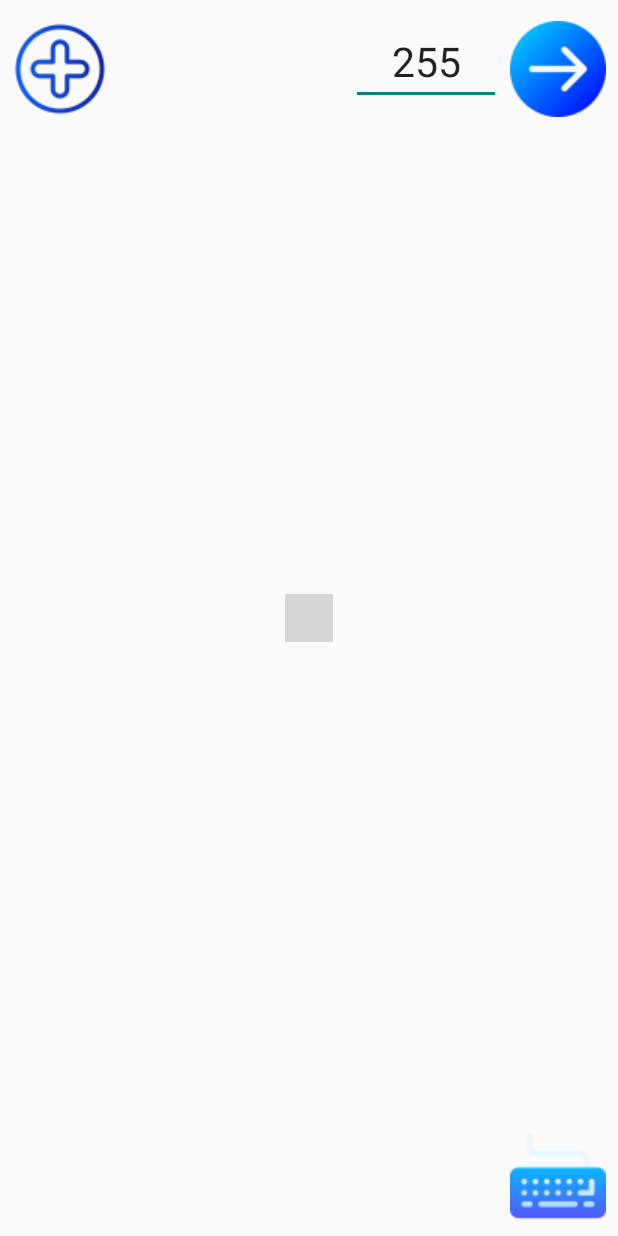
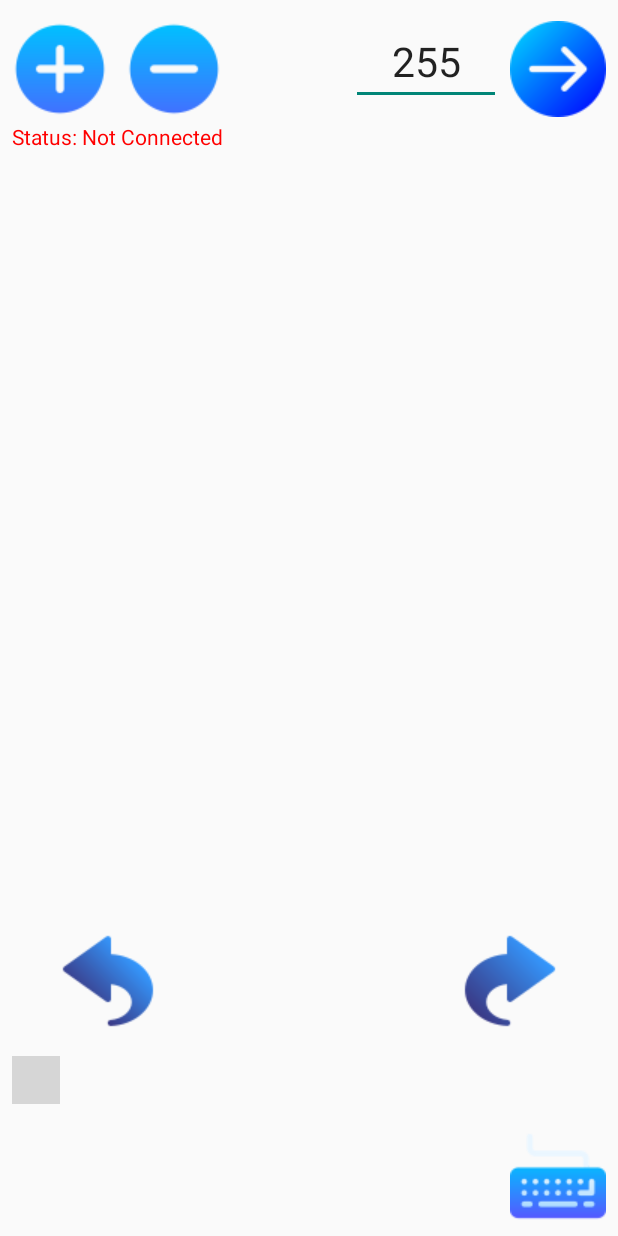
Before and after one commit to Dominik308/ArduinoCarControl, an Android app: the Joystick screen opened directly, with no data from a screen before it, on a phone screen of 412 x 824 dp. Run offline under Robolectric (Android 15) with nearby library versions, the phone set to English and light mode, and no system bars; libraries missing offline, so code that uses them is left out: io.github.controlwear.virtual; plain views replace JoystickView; 2 statements that could not run were skipped; grey boxes are pictures that could not be loaded.

Commit message:
Cleaned Projected

```diff
--- a/app/src/main/java/de/domi/arduinocarcontrol/Joystick.java
+++ b/app/src/main/java/de/domi/arduinocarcontrol/Joystick.java
@@ -1,11 +1,10 @@
 package de.domi.arduinocarcontrol;
 
 import android.Manifest;
-import android.bluetooth.BluetoothAdapter;
-import android.bluetooth.BluetoothDevice;
 import android.bluetooth.BluetoothSocket;
 import android.content.Intent;
 import android.content.pm.PackageManager;
+import android.graphics.Color;
 import android.os.Bundle;
 import android.util.Log;
 import android.widget.EditText;
@@ -18,31 +17,33 @@ import androidx.core.app.ActivityCompat;
 
 import java.io.IOException;
 import java.io.OutputStream;
-import java.util.UUID;
 
 import io.github.controlwear.virtual.joystick.android.JoystickView;
 
 public class Joystick extends AppCompatActivity {
     private BluetoothSocket socket;
     private OutputStream outputStream;
+    private TextView status;
 
     @Override
     protected void onCreate(Bundle savedInstanceState) {
         super.onCreate(savedInstanceState);
         setContentView(R.layout.activity_joystick);
 
-        UUID uuid = UUID.fromString("00001101-0000-1000-8000-00805F9B34FB");
-        BluetoothAdapter bluetoothAdapter = BluetoothAdapter.getDefaultAdapter();
-        BluetoothDevice device = bluetoothAdapter.getRemoteDevice("00:23:09:01:3A:1B");
         ImageButton connect = findViewById(R.id.connect);
+        ImageButton turnLeft = findViewById(R.id.turnLeft);
+        ImageButton turnRight = findViewById(R.id.turnRight);
         EditText speed = findViewById(R.id.speed);
         TextView angleAndPower = findViewById(R.id.angleAndPower);
-
+        status = findViewById(R.id.status);
         JoystickView joystick = findViewById(R.id.joystick);
 
         joystick.setOnMoveListener((angle, strength) -> {
             try {
                 angleAndPower.setText("Angle: " + angle + " Power: " + strength);
+                speed.setText(String.valueOf(Math.round(2.55 * strength)));
+                //setSpeed(String.valueOf(speed.getText()));
+
                 if (socket != null) {
                     if (strength == 0)
                         sendCommand(BluetoothInfo.COMMAND_STOP);
@@ -62,20 +63,31 @@ public class Joystick extends AppCompatActivity {
                         sendCommand(BluetoothInfo.COMMAND_BACKWARD);
                     else if (angle <= 337 && strength > 0)
                         sendCommand(BluetoothInfo.COMMAND_BACKWARD_RIGHT);
-                }
+                } else
+                    runOnUiThread(() -> Toast.makeText(Joystick.this, "Failed to send command!", Toast.LENGTH_LONG).show());
+
             } catch (Exception e) {
                 e.printStackTrace();
             }
-
         });
 
+        turnLeft.setOnClickListener(v -> sendCommand(BluetoothInfo.COMMAND_ROTATE_LEFT));
+        turnRight.setOnClickListener(v -> sendCommand(BluetoothInfo.COMMAND_ROTATE_RIGHT));
+
+
         ImageButton sendSpeed = findViewById(R.id.sendSpeed);
-        connect.setOnClickListener(v -> connectToDevice(device, uuid));
+        connect.setOnClickListener(v -> connectToDevice());
         sendSpeed.setOnClickListener(v -> setSpeed(String.valueOf(speed.getText()) + '\n'));
 
         // start new Intent
         ImageButton keyboard = findViewById(R.id.keyboard);
-        keyboard.setOnClickListener(v -> startActivity(new Intent(getApplicationContext(), MainActivity.class)));
+        keyboard.setOnClickListener(v -> {
+            onDestroy();
+            startActivity(new Intent(getApplicationContext(), MainActivity.class));
+        });
+
+        ImageButton disconnect = findViewById(R.id.disconnect);
+        disconnect.setOnClickListener(v -> onDestroy());
     }
 
 
@@ -96,19 +108,24 @@ public class Joystick extends AppCompatActivity {
         }
     }
 
-    void connectToDevice(BluetoothDevice device, UUID uuid) {
+    void connectToDevice() {
         new Thread(() -> {
             try {
                 if (ActivityCompat.checkSelfPermission(Joystick.this, Manifest.permission.BLUETOOTH_ADMIN) != PackageManager.PERMISSION_GRANTED) {
                     return;
                 }
-                socket = device.createRfcommSocketToServiceRecord(uuid);
+                socket = BluetoothInfo.device.createRfcommSocketToServiceRecord(BluetoothInfo.uuid);
                 socket.connect();
                 outputStream = socket.getOutputStream();
                 runOnUiThread(() -> Toast.makeText(Joystick.this, "Bluetooth successfully connected", Toast.LENGTH_LONG).show());
+                status.setText("Status: Connected");
+                status.setTextColor(Color.GREEN);
+
             } catch (IOException e) {
                 e.fillInStackTrace();
                 runOnUiThread(() -> Toast.makeText(Joystick.this, "Failed to connect to device", Toast.LENGTH_LONG).show());
+                status.setText("Status: Not Connected");
+                status.setTextColor(Color.RED);
             }
         }).start();
     }
@@ -118,18 +135,16 @@ public class Joystick extends AppCompatActivity {
             if (outputStream != null) {
                 outputStream.write(command);
                 outputStream.flush(); // Flush the output stream
-                Thread.sleep(50);
-                Toast.makeText(this, "Command sent: " + command, Toast.LENGTH_SHORT).show();
             } else {
                 Log.e("MSG", "Output stream is null");
                 runOnUiThread(() -> Toast.makeText(Joystick.this, "Failed to send command", Toast.LENGTH_LONG).show());
+                status.setText("Status: Not Connected");
+                status.setTextColor(Color.RED);
             }
         } catch (IOException e) {
             Log.e("MSG", "Failed to send command", e);
             e.fillInStackTrace();
             runOnUiThread(() -> Toast.makeText(Joystick.this, "Failed to send command", Toast.LENGTH_LONG).show());
-        } catch (InterruptedException e) {
-            throw new RuntimeException(e);
         }
     }
 
@@ -137,8 +152,12 @@ public class Joystick extends AppCompatActivity {
     protected void onDestroy() {
         super.onDestroy();
         try {
-            if (socket != null)
+            if (socket != null) {
                 socket.close();
+                status.setText("Status: Not Connected");
+                status.setTextColor(Color.RED);
+                runOnUiThread(() -> Toast.makeText(Joystick.this, "Disconnected", Toast.LENGTH_LONG).show());
+            }
         } catch (IOException e) {
             e.fillInStackTrace();
         }
--- a/app/src/main/res/layout/activity_joystick.xml
+++ b/app/src/main/res/layout/activity_joystick.xml
@@ -6,6 +6,7 @@
     android:layout_margin="8dp">
 
     <LinearLayout
+        android:id="@+id/connection"
         android:layout_width="wrap_content"
         android:layout_height="wrap_content"
         android:layout_alignParentTop="true"
@@ -15,9 +16,19 @@
             android:id="@+id/connect"
             android:layout_width="wrap_content"
             android:layout_height="wrap_content"
+            android:layout_marginEnd="6dp"
             android:background="@null"
             android:importantForAccessibility="no"
-            android:src="@drawable/add" />
+            android:src="@drawable/plus" />
+
+        <ImageButton
+            android:id="@+id/disconnect"
+            android:layout_width="wrap_content"
+            android:layout_height="wrap_content"
+            android:layout_marginStart="6dp"
+            android:background="@null"
+            android:importantForAccessibility="no"
+            android:src="@drawable/minus" />
 
         <RelativeLayout
             android:layout_width="wrap_content"
@@ -32,42 +43,72 @@
                 android:layout_marginEnd="6dp"
                 android:layout_marginBottom="6dp"
                 android:layout_toStartOf="@id/sendSpeed"
-                android:hint="Speed"
-                android:text="255"
+                android:hint="@string/speed"
+                android:inputType="numberDecimal"
                 android:maxLines="1"
+                android:text="@string/_255"
                 android:textAlignment="center"
-                android:inputType="numberDecimal"
                 android:textSize="27sp" />
 
             <ImageButton
                 android:id="@+id/sendSpeed"
                 android:layout_width="wrap_content"
                 android:layout_height="wrap_content"
+                android:layout_alignParentEnd="true"
                 android:layout_centerHorizontal="true"
                 android:background="@null"
-                android:layout_alignParentEnd="true"
                 android:importantForAccessibility="no"
                 android:src="@drawable/right_arrow" />
 
         </RelativeLayout>
+    </LinearLayout>
 
-
-    </LinearLayout>
+    <TextView
+        android:id="@+id/status"
+        android:layout_width="match_parent"
+        android:layout_height="wrap_content"
+        android:layout_below="@+id/connection"
+        android:layout_marginTop="3dp"
+        android:text="@string/status_not_connected"
+        android:textColor="#FF0000" />
 
     <TextView
         android:id="@+id/angleAndPower"
         android:layout_width="match_parent"
         android:layout_height="wrap_content"
-        android:layout_above="@+id/joystick"
-        android:textSize="18sp"/>
+        android:layout_below="@id/status" />
+
+
+    <ImageButton
+        android:id="@+id/turnLeft"
+        android:layout_width="wrap_content"
+        android:layout_height="wrap_content"
+        android:layout_above="@id/joystick"
+        android:layout_marginStart="32dp"
+        android:background="@null"
+        android:importantForAccessibility="no"
+        android:src="@drawable/turn_left" />
+
+
+    <ImageButton
+        android:id="@+id/turnRight"
+        android:layout_width="wrap_content"
+        android:layout_height="wrap_content"
+        android:layout_above="@id/joystick"
+        android:layout_alignParentEnd="true"
+        android:layout_marginEnd="32dp"
+        android:background="@null"
+        android:importantForAccessibility="no"
+        android:src="@drawable/turn_right" />
 
 
     <io.github.controlwear.virtual.joystick.android.JoystickView
         android:id="@+id/joystick"
         android:layout_width="wrap_content"
         android:layout_height="wrap_content"
-        android:layout_centerInParent="true"
-        android:layout_marginTop="32dp"
+        android:layout_above="@id/keyboard"
+        android:layout_marginTop="18dp"
+        android:layout_marginBottom="16dp"
         custom:JV_backgroundColor="#009688"
         custom:JV_borderColor="#00796B"
         custom:JV_borderWidth="8dp"
@@ -78,10 +119,10 @@
         android:id="@+id/keyboard"
         android:layout_width="wrap_content"
         android:layout_height="wrap_content"
+        android:layout_alignParentEnd="true"
+        android:layout_alignParentBottom="true"
         android:background="@null"
         android:importantForAccessibility="no"
-        android:src="@drawable/keyboard"
-        android:layout_alignParentEnd="true"
-        android:layout_alignParentBottom="true"/>
+        android:src="@drawable/keyboard" />
 
 </RelativeLayout>
--- a/app/src/main/res/values/strings.xml
+++ b/app/src/main/res/values/strings.xml
@@ -11,4 +11,7 @@
     <string name="rotate_left">Rotate Left</string>
     <string name="rotate_right">Rotate Right</string>
     <string name="stop">Stop</string>
+    <string name="status_not_connected">Status: Not Connected</string>
+    <string name="_255">255</string>
+    <string name="speed">Speed</string>
 </resources>
```
Also changed, not shown: app/src/main/java/de/domi/arduinocarcontrol/BluetoothInfo.java (+8 -1 lines), app/src/main/java/de/domi/arduinocarcontrol/MainActivity.java (+104 -24 lines), app/src/main/res/layout/activity_main.xml (+17 -7 lines), app/src/main/res/drawable/add.png (deleted), app/src/main/res/drawable/minus.png (added), app/src/main/res/drawable/plus.png (added).
